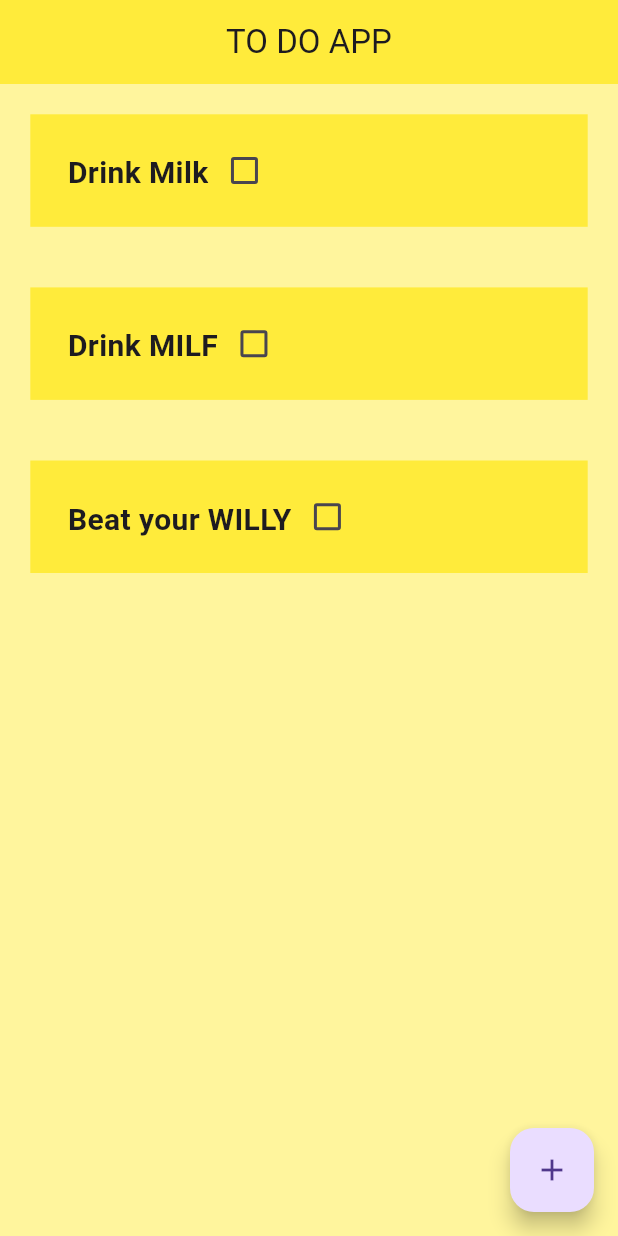
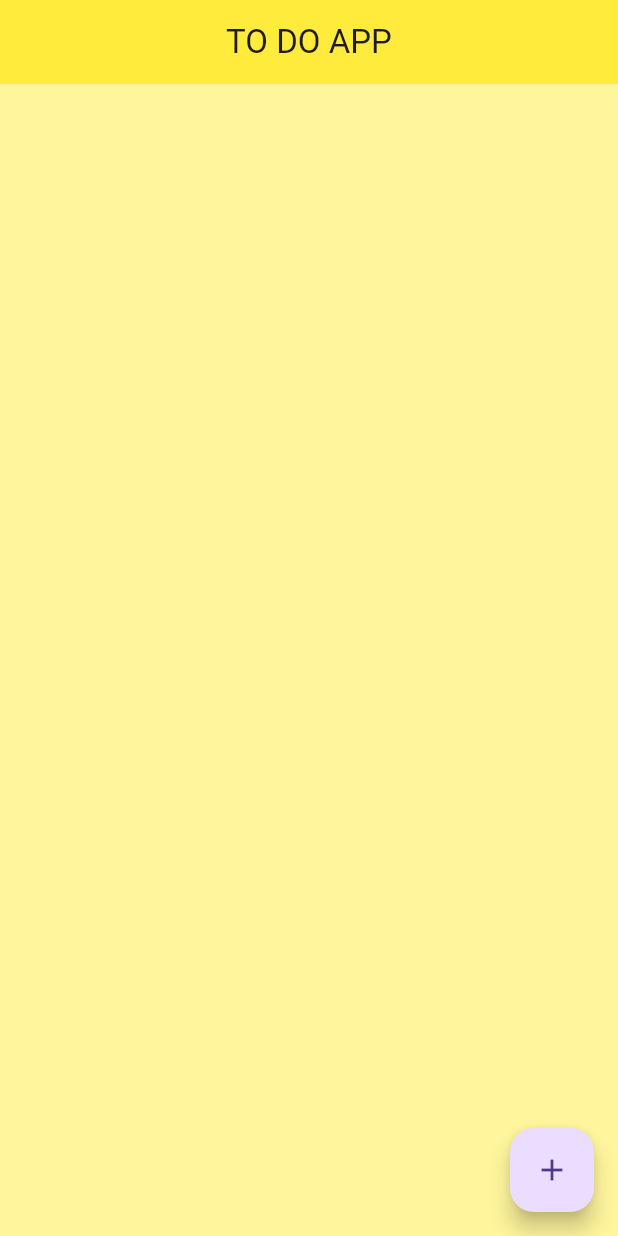
Before and after one commit to SemantakCodes/Todo-App, a Flutter app: the screen it shows after launch, on a phone screen of 412 x 824 dp. Run offline on Flutter 3.47's test engine with Material 3 defaults, Android fonts, the phone set to English and light mode, and no system bars; drawn by our look-alikes of flutter_slidable.

```diff
--- a/lib/pages/home_page.dart
+++ b/lib/pages/home_page.dart
@@ -15,7 +15,7 @@ class _TodoPageState extends State<TodoPage> {
 
   //variable
   List ToDoList = [
-    ["Drink Milk", false],["Drink MILF", false], ["Beat your WILLY", false]
+
   ];
 
   //fetch data from text field
```
